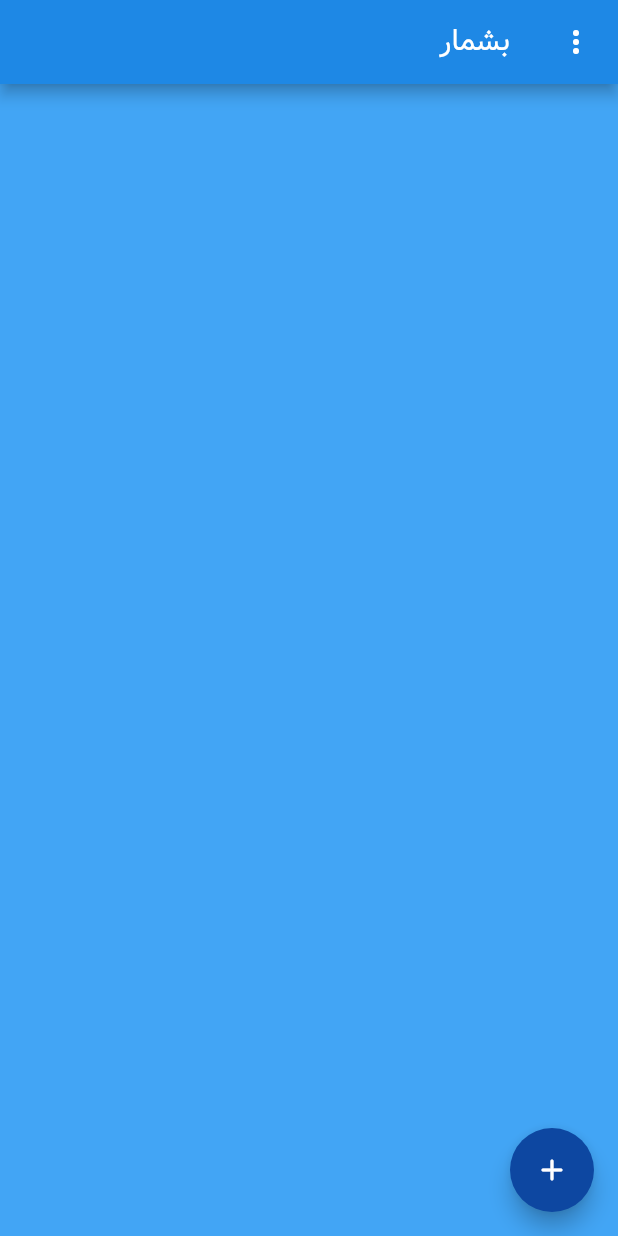
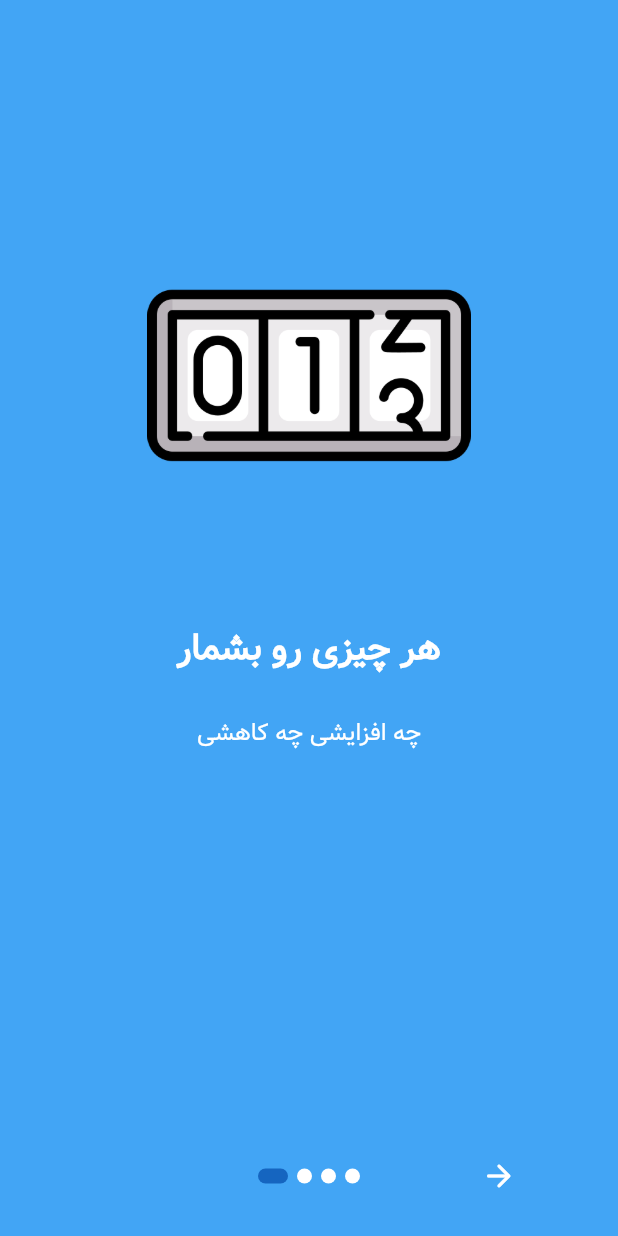
Before and after one commit to naazeri/beshmar-flutter, a Flutter app: the screen it shows after launch, on a phone screen of 412 x 824 dp. Run offline on Flutter 3.47's test engine with Material 2 defaults, Android fonts, the phone set to English and light mode, and no system bars; drawn by our look-alikes of introduction_screen, showcaseview; our stand-ins replace file_picker, permission_handler, shared_preferences; missing offline and left inert: holding_gesture.

Commit message:
add Introduction Page

```diff
--- a/analysis_options.yaml
+++ b/analysis_options.yaml
@@ -22,7 +22,11 @@ linter:
   # `// ignore_for_file: name_of_lint` syntax on the line or in the file
   # producing the lint.
   rules:
-    # avoid_print: false  # Uncomment to disable the `avoid_print` rule
+    # prefer_const_constructors: false
+    # prefer_const_constructors_in_immutables: false
+    # prefer_const_literals_to_create_immutables: false
+    # require_trailing_commas: true
+    # avoid_print: false
     # prefer_single_quotes: true  # Uncomment to enable the `prefer_single_quotes` rule
 
 # Additional information about this file can be found at
--- a/lib/data/counter_model.dart
+++ b/lib/data/counter_model.dart
@@ -1,6 +1,8 @@
 import 'dart:convert';
 
 class CounterModel {
+  static List<CounterModel> list = List.empty(growable: true);
+
   String title;
   int count;
 
--- a/lib/main.dart
+++ b/lib/main.dart
@@ -1,12 +1,27 @@
+import 'package:flutter/material.dart';
 import 'package:beshmar/utils/prefs.dart';
 import 'package:beshmar/utils/showcase_helper.dart';
-import 'package:flutter/material.dart';
-import 'package:showcaseview/showcaseview.dart';
 
+import 'data/counter_model.dart';
 import 'page/home_page.dart';
+import 'page/introduction_page.dart';
 
-void main() {
+Future<void> main() async {
+  WidgetsFlutterBinding.ensureInitialized();
+
+  await loadData();
+
   runApp(const MyApp());
+}
+
+Future<void> loadData() async {
+  ShowcaseHelper.seen = await Prefs.getShowcaseStatus();
+
+  final result = await Prefs.getData();
+
+  if (result != null) {
+    CounterModel.list = CounterModel.decode(result);
+  }
 }
 
 class MyApp extends StatelessWidget {
@@ -29,20 +44,23 @@ class MyApp extends StatelessWidget {
           backgroundColor: Colors.blue.shade900,
         ),
       ),
-      home: ShowCaseWidget(
-        autoPlayDelay: const Duration(seconds: 3),
-        builder: Builder(
-          builder: (context) => HomePage(title: title),
-        ),
-        onComplete: (index, key) {
-          if (index == ShowcaseHelper.keyList.length - 1) {
-            Prefs.setShowcaseStatus(true);
-          }
-        },
-        onFinish: () {
-          debugPrint('**** all showcases finished');
-        },
-      ),
+      home: ShowcaseHelper.seen
+          ? HomePage(title: title)
+          : IntroductionPage(homeTitle: title),
+      // home: ShowCaseWidget(
+      //   autoPlayDelay: const Duration(seconds: 3),
+      //   builder: Builder(
+      //     builder: (context) => HomePage(title: title),
+      //   ),
+      //   onComplete: (index, key) {
+      //     if (index == ShowcaseHelper.keyList.length - 1) {
+      //       Prefs.setShowcaseStatus(true);
+      //     }
+      //   },
+      //   onFinish: () {
+      //     debugPrint('**** all showcases finished');
+      //   },
+      // ),
     );
   }
 }
--- /dev/null
+++ b/lib/page/introduction_page.dart
@@ -0,0 +1,119 @@
+import 'package:flutter/material.dart';
+import 'package:introduction_screen/introduction_screen.dart';
+
+import '../utils/responsive.dart';
+import '../utils/styles.dart';
+import 'home_page.dart';
+
+class IntroductionPage extends StatelessWidget {
+  final String homeTitle;
+
+  const IntroductionPage({required this.homeTitle, super.key});
+
+  @override
+  Widget build(BuildContext context) {
+    return IntroductionScreen(
+      pages: getModelsList(context),
+      showBackButton: true,
+      showNextButton: true,
+      showSkipButton: false,
+      next: const Icon(Icons.arrow_forward_rounded, color: Colors.white),
+      back: const Icon(Icons.arrow_back_rounded, color: Colors.white),
+      done: const Icon(Icons.check_rounded, color: Colors.white),
+      onDone: () {
+        Navigator.of(context).pushAndRemoveUntil(
+          MaterialPageRoute(
+            builder: (context) => HomePage(title: homeTitle),
+          ),
+          (_) => false,
+        );
+      },
+      dotsDecorator: DotsDecorator(
+        size: const Size.square(10.0),
+        activeSize: const Size(20.0, 10.0),
+        activeColor: Colors.blue.shade800,
+        color: Colors.white,
+        spacing: const EdgeInsets.symmetric(horizontal: 3.0),
+        activeShape:
+            RoundedRectangleBorder(borderRadius: BorderRadius.circular(25.0)),
+      ),
+    );
+  }
+
+  List<PageViewModel> getModelsList(BuildContext context) {
+    final pageDecoration = PageDecoration(
+      pageColor: Colors.blue.shade400,
+      titleTextStyle: Styles.textHeader1.copyWith(color: Colors.white),
+      bodyTextStyle: Styles.textHeader3White,
+    );
+    final imageWidth = Responsive.getScreenSize(context).width * 0.45;
+    const double borderRadius = 1000.0;
+
+    return [
+      PageViewModel(
+        title: "هر چیزی رو بشمار",
+        body: 'چه افزایشی چه کاهشی',
+        image: Image.asset(
+          'asset/image/icon.png',
+          width: imageWidth + 30,
+        ),
+        decoration: pageDecoration,
+      ),
+      PageViewModel(
+        title: "کتاب صوتی",
+        body:
+            "فرض کن بخوای ۵ بار هر فصل کتاب رو گوش کنی بعد بری فصل بعد. میتونی تعدادشو توی اپ وارد کنی تا یادت بمونه چند بار تکرارش کردی",
+        image: getImage(
+          context,
+          Icons.headphones_outlined,
+          borderRadius,
+          imageWidth,
+        ),
+        decoration: pageDecoration,
+      ),
+      PageViewModel(
+        title: "رقابت",
+        body: 'میتونی نتایج هر راند بازی ها یا مسابقه ها رو یادداشت کنی',
+        image: getImage(
+          context,
+          Icons.sports_score_rounded,
+          borderRadius,
+          imageWidth,
+        ),
+        decoration: pageDecoration,
+      ),
+      PageViewModel(
+        title: "تعدادش یادت بمونه",
+        body:
+            'در کل هر چیزی که نیاز هست تا تعدادش رو به یاد داشته باشی، میتونی اینجا وارد کنی',
+        image: getImage(
+          context,
+          Icons.format_list_numbered_rounded,
+          borderRadius,
+          imageWidth,
+        ),
+        decoration: pageDecoration,
+      ),
+    ];
+  }
+
+  Widget getImage(
+    BuildContext context,
+    IconData icon,
+    double borderRadius,
+    double imageWidth,
+  ) {
+    return Container(
+      padding: const EdgeInsets.all(26),
+      decoration: BoxDecoration(
+        color: Colors.white,
+        borderRadius: BorderRadius.circular(borderRadius),
+      ),
+      child: Icon(
+        icon,
+        size: imageWidth,
+        color: Colors.grey.shade900,
+      ),
+    );
+  }
+}
--- a/lib/utils/permission_helper.dart
+++ b/lib/utils/permission_helper.dart
@@ -9,6 +9,7 @@ class PermissionHelper {
       return true;
     }
 
+    // ignore: use_build_context_synchronously
     Show.snackBar(context, 'دسترسی مورد نیاز داده نشده است');
     return false;
   }
--- /dev/null
+++ b/lib/utils/responsive.dart
@@ -0,0 +1,6 @@
+import 'package:flutter/material.dart';
+
+class Responsive {
+  static Size getScreenSize(BuildContext context) =>
+      MediaQuery.of(context).size;
+}
--- a/lib/utils/styles.dart
+++ b/lib/utils/styles.dart
@@ -3,7 +3,8 @@ import 'package:flutter/material.dart';
 class Styles {
   static const textHeader1 = TextStyle(
     fontFamily: 'Vazir',
-    fontSize: 20.0,
+    fontSize: 24.0,
+    fontWeight: FontWeight.bold,
   );
 
   static const textHeader2 = TextStyle(
```
Also changed, not shown: lib/page/home_page.dart (+101 -60 lines), pubspec.yaml (+5 -2 lines), pubspec.lock.
